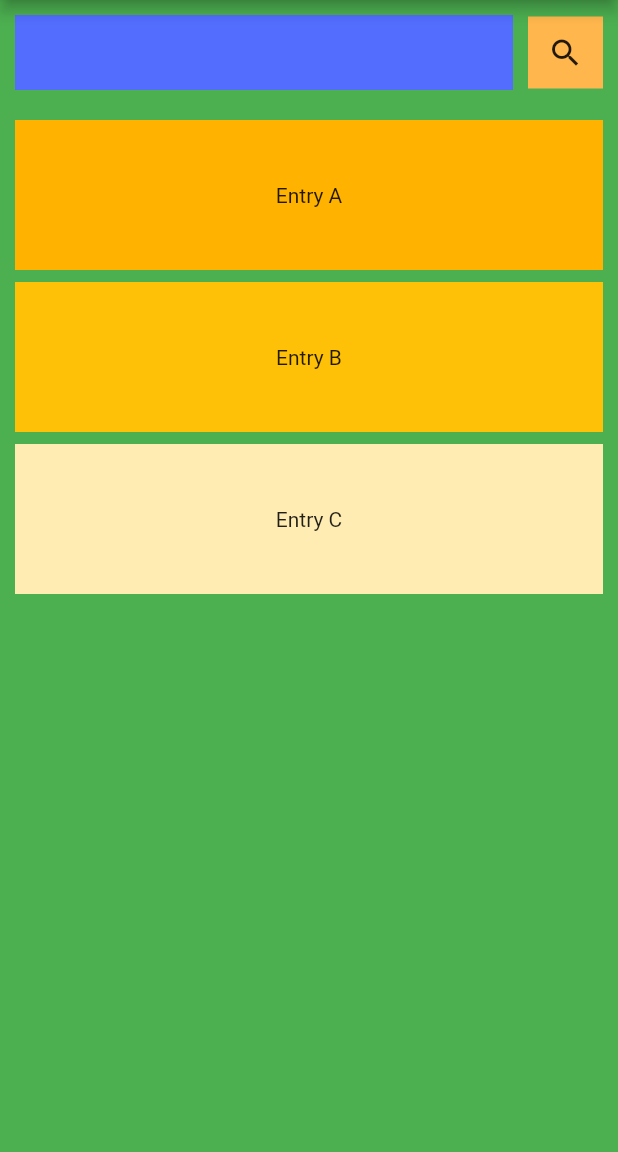
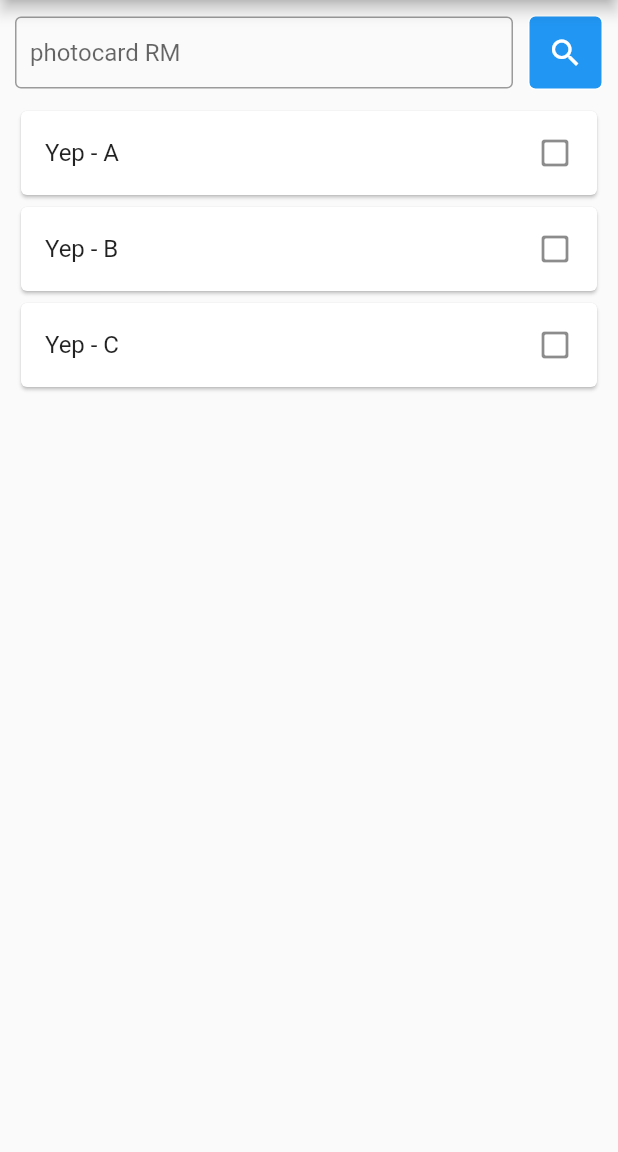
Before and after one commit to syafiqabdillah/learn-flutter, a Flutter app: the HomeScreen screen opened by its route, on a phone screen of 412 x 824 dp, the part 84-1236 px from its top. Run offline on Flutter 3.47's test engine with Material 2 defaults, Android fonts, the phone set to English and light mode, and no system bars.

Commit message:
dox decoration and border

```diff
--- /dev/null
+++ b/lib/constants.dart
@@ -0,0 +1,3 @@
+import 'package:flutter/material.dart';
+
+final Map<String, Color?> colorTheme = {'blue': Colors.blue[500]};
--- a/lib/main.dart
+++ b/lib/main.dart
@@ -2,6 +2,7 @@ import 'package:flutter/material.dart';
 
 import 'package:learn_flutter/screens/splash/splash.dart';
 import 'package:learn_flutter/routes.dart';
+import 'package:learn_flutter/constants.dart';
 
 void main() {
   runApp(App());
@@ -13,7 +14,7 @@ class App extends StatelessWidget {
   Widget build(BuildContext context) {
     return MaterialApp(
       theme: ThemeData(
-        primaryColor: Colors.blue[500],
+        primaryColor: colorTheme['blue'],
       ),
       routes: routes,
       initialRoute: SplashScreen.routeName,
--- a/lib/screens/home/components/list_view.dart
+++ b/lib/screens/home/components/list_view.dart
@@ -6,18 +6,16 @@ class ListItem extends StatelessWidget {
   @override
   Widget build(BuildContext context) {
     final List<String> entries = <String>['A', 'B', 'C'];
-    final List<int> colorCodes = <int>[600, 500, 100];
 
     return ListView.builder(
         padding: const EdgeInsets.all(10),
         itemCount: entries.length,
         itemBuilder: (BuildContext context, int index) {
-          return Container(
-            height: 100,
-            color: Colors.amber[colorCodes[index]],
-            child: Center(child: Text('Entry ${entries[index]}')),
-            margin: const EdgeInsets.only(bottom: 8),
-          );
+          return Card(
+              child: ListTile(
+            title: Text("Yep - " + entries[index]),
+            trailing: Icon(Icons.check_box_outline_blank_rounded),
+          ));
         });
   }
 }
--- a/lib/screens/home/components/search.dart
+++ b/lib/screens/home/components/search.dart
@@ -1,4 +1,5 @@
 import 'package:flutter/material.dart';
+import 'package:learn_flutter/constants.dart';
 
 class SearchBar extends StatefulWidget {
   const SearchBar({Key? key}) : super(key: key);
@@ -8,24 +9,54 @@ class SearchBar extends StatefulWidget {
 }
 
 class _SearchBarState extends State<SearchBar> {
+  final inputController = TextEditingController();
+
+  @override
+  void initState() {
+    super.initState();
+
+    inputController.addListener(_printLastInputValue);
+  }
+
+  @override
+  void dispose() {
+    // Clean up the controller when the widget is removed from the
+    // widget tree.
+    inputController.dispose();
+    super.dispose();
+  }
+
+  void _printLastInputValue() {
+    print('Right now the input text value is ${inputController.text}');
+  }
+
   @override
   Widget build(BuildContext context) {
     return Container(
-      height: 70,
-      padding: EdgeInsets.all(10),
+      height: 60,
+      padding: EdgeInsets.fromLTRB(10, 10, 10, 0),
       child: Row(
         children: [
           Expanded(
-            child: Container(
-              color: Colors.indigoAccent,
-            ),
+            child: TextField(
+                controller: inputController,
+                decoration: InputDecoration(
+                    contentPadding: EdgeInsets.all(10),
+                    hintText: 'photocard RM',
+                    border: OutlineInputBorder())),
           ),
           Container(
-            color: Colors.orange[300],
+            decoration: BoxDecoration(
+                color: colorTheme['blue'],
+                border: Border.all(color: Colors.white),
+                borderRadius: BorderRadius.all(Radius.circular(5))),
             width: 50,
             margin: EdgeInsets.only(left: 10),
             child: IconButton(
-              icon: Icon(Icons.search),
+              icon: Icon(
+                Icons.search,
+                color: Colors.white,
+              ),
               onPressed: () {
                 print('click search');
               },
--- a/lib/screens/home/home.dart
+++ b/lib/screens/home/home.dart
@@ -19,8 +19,14 @@ class _HomeScreenState extends State<HomeScreen> {
       appBar: AppBar(
         title: Text("Learn Flutter"),
       ),
-        body: Container(
-          color: Colors.green,
+      body: GestureDetector(
+          onTap: () {
+            FocusScopeNode currentFocus = FocusScope.of(context);
+            if (!currentFocus.hasPrimaryFocus) {
+              currentFocus.unfocus();
+            }
+          },
+          child: Container(
             child: Column(
               children: [
                 SearchBar(),
@@ -29,6 +35,7 @@ class _HomeScreenState extends State<HomeScreen> {
                 )
               ],
             ),
-        ));
+          )),
+    );
   }
 }
```
Lines whose indentation alone changed are shown as unchanged.
